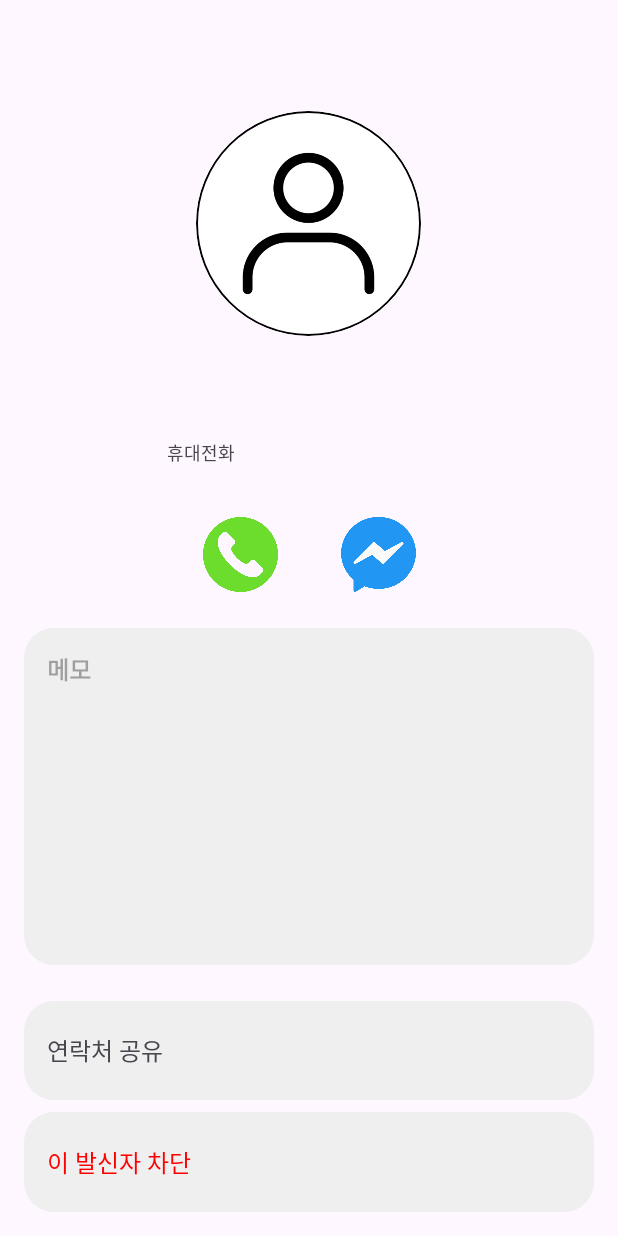
After one commit to fairykhy/First, an Android app: the InfoActivity screen opened directly, with no data from a screen before it, on a phone screen of 412 x 824 dp. The commit adds this screen. Run offline under Robolectric (Android 15) with nearby library versions, the phone set to English and light mode, and no system bars.

Commit message:
Tab1 First Version (Yi)

```diff
--- /dev/null
+++ b/app/src/main/java/cs/kaist/first/InfoActivity.kt
@@ -0,0 +1,58 @@
+package cs.kaist.first
+
+import android.content.Intent
+import android.media.Image
+import android.net.Uri
+import androidx.appcompat.app.AppCompatActivity
+import android.os.Bundle
+import android.widget.ImageView
+import android.widget.TextView
+import androidx.core.net.toUri
+import org.w3c.dom.Text
+
+class InfoActivity : AppCompatActivity() {
+    override fun onCreate(savedInstanceState: Bundle?) {
+        super.onCreate(savedInstanceState)
+        setContentView(R.layout.activity_info)
+        val infoIntent = intent
+
+        val name = infoIntent.getStringExtra("name")
+        val number = infoIntent.getStringExtra("number")
+        val email = infoIntent.getStringExtra("email")
+        val group = infoIntent.getStringExtra("group")
+        val thumnailId = infoIntent.getStringExtra("thumnail")
+        val nameInfoTextView = findViewById<TextView>(R.id.nameInfoTextView)
+        val numberInfoTextView = findViewById<TextView>(R.id.numberInfoTextView)
+        val profileImageView = findViewById<ImageView>(R.id.profileImageView)
+
+        if(thumnailId!=null){
+            profileImageView.clipToOutline = true
+            profileImageView.setImageURI(thumnailId.toUri())
+        }
+        else {
+            profileImageView.clipToOutline = true
+            profileImageView.setImageResource(R.drawable.user)
+        }
+
+        val callImageView = findViewById<ImageView>(R.id.callImageView)
+        val messengetImageView = findViewById<ImageView>(R.id.MessengerImageView)
+
+
+        callImageView.setOnClickListener {
+            val dialIntent = Intent(Intent.ACTION_DIAL)
+            dialIntent.data = Uri.parse("tel:"+number)
+            startActivity(dialIntent)
+        }
+
+        messengetImageView.setOnClickListener{
+            val messengertIntent = Intent(Intent.ACTION_SENDTO)
+            messengertIntent.data = Uri.parse( "smsto:"+number)
+            startActivity(messengertIntent)
+        }
+
+        nameInfoTextView.text = name
+        numberInfoTextView.text = number
+
+
+    }
+}
--- /dev/null
+++ b/app/src/main/res/drawable/round_background.xml
@@ -0,0 +1,10 @@
+<?xml version="1.0" encoding="utf-8"?>
+<shape xmlns:android="http://schemas.android.com/apk/res/android"
+    android:shape="rectangle" >
+    <solid android:color="@color/white" />
+    <corners
+        android:radius="1000dp"/>
+    <stroke
+        android:width="1dp"
+        android:color="@color/black" />
+</shape>
--- /dev/null
+++ b/app/src/main/res/drawable/round_edittext.xml
@@ -0,0 +1,8 @@
+<?xml version="1.0" encoding="utf-8"?>
+<shape xmlns:android="http://schemas.android.com/apk/res/android"
+    android:shape="rectangle" >
+    <solid android:color="#EFEFEF" />
+    <corners
+        android:radius="20dp"/>
+
+</shape>
--- /dev/null
+++ b/app/src/main/res/layout/activity_info.xml
@@ -0,0 +1,169 @@
+<?xml version="1.0" encoding="utf-8"?>
+<androidx.constraintlayout.widget.ConstraintLayout xmlns:android="http://schemas.android.com/apk/res/android"
+    xmlns:app="http://schemas.android.com/apk/res-auto"
+    xmlns:tools="http://schemas.android.com/tools"
+    android:layout_width="match_parent"
+    android:layout_height="match_parent"
+    tools:context=".InfoActivity">
+
+
+    <TextView
+        android:id="@+id/nameInfoTextView"
+        android:layout_width="wrap_content"
+        android:layout_height="wrap_content"
+        android:layout_marginTop="24dp"
+        android:fontFamily="@font/kakaoregular"
+        android:text="이황근"
+        android:textSize="24sp"
+        android:textStyle="bold"
+        app:layout_constraintEnd_toEndOf="parent"
+        app:layout_constraintHorizontal_bias="0.498"
+        app:layout_constraintStart_toStartOf="parent"
+        app:layout_constraintTop_toBottomOf="@+id/profileImageView" />
+
+    <TextView
+        android:id="@+id/groupInfoTextView"
+        android:layout_width="wrap_content"
+        android:layout_height="wrap_content"
+        android:layout_marginStart="8dp"
+        android:layout_marginTop="12dp"
+        android:fontFamily="@font/kakaoregular"
+        android:text="휴대전화"
+        android:textSize="12sp"
+        app:layout_constraintStart_toStartOf="@+id/guideline3"
+        app:layout_constraintTop_toBottomOf="@+id/nameInfoTextView" />
+
+    <TextView
+        android:id="@+id/numberInfoTextView"
+        android:layout_width="wrap_content"
+        android:layout_height="wrap_content"
+        android:layout_marginStart="8dp"
+        android:fontFamily="@font/kakaoregular"
+        android:text="010-3909-4581"
+        android:textSize="16sp"
+        app:layout_constraintBottom_toBottomOf="@+id/groupInfoTextView"
+        app:layout_constraintStart_toEndOf="@+id/groupInfoTextView"
+        app:layout_constraintTop_toTopOf="@+id/groupInfoTextView" />
+
+    <ImageView
+        android:id="@+id/callImageView"
+        android:layout_width="50dp"
+        android:layout_height="50dp"
+        android:layout_marginStart="32dp"
+        android:layout_marginTop="32dp"
+        app:layout_constraintStart_toStartOf="@+id/guideline3"
+        app:layout_constraintTop_toBottomOf="@+id/numberInfoTextView"
+        app:srcCompat="@drawable/call" />
+
+    <ImageView
+        android:id="@+id/MessengerImageView"
+        android:layout_width="50dp"
+        android:layout_height="50dp"
+        android:layout_marginTop="32dp"
+        android:layout_marginEnd="32dp"
+        app:layout_constraintEnd_toStartOf="@+id/guideline4"
+        app:layout_constraintTop_toBottomOf="@+id/numberInfoTextView"
+        app:srcCompat="@drawable/messenger" />
+
+    <ImageView
+        android:id="@+id/profileImageView"
+        android:layout_width="150dp"
+        android:layout_height="150dp"
+        android:layout_marginTop="8dp"
+
+        android:background="@drawable/round_background"
+        app:layout_constraintEnd_toEndOf="parent"
+        app:layout_constraintHorizontal_bias="0.498"
+        app:layout_constraintStart_toStartOf="parent"
+        app:layout_constraintTop_toTopOf="@+id/guideline2"
+        tools:srcCompat="@drawable/user" />
+
+    <androidx.constraintlayout.widget.Guideline
+        android:id="@+id/guideline2"
+        android:layout_width="wrap_content"
+        android:layout_height="wrap_content"
+        android:orientation="horizontal"
+        app:layout_constraintGuide_percent="0.08" />
+
+    <androidx.constraintlayout.widget.Guideline
+        android:id="@+id/guideline3"
+        android:layout_width="wrap_content"
+        android:layout_height="wrap_content"
+        android:orientation="vertical"
+        app:layout_constraintGuide_percent="0.25" />
+
+    <androidx.constraintlayout.widget.Guideline
+        android:id="@+id/guideline4"
+        android:layout_width="wrap_content"
+        android:layout_height="wrap_content"
+        android:orientation="vertical"
+        app:layout_constraintGuide_percent="0.75" />
+
+    <EditText
+        android:id="@+id/memoEditText"
+        android:layout_width="0dp"
+        android:layout_height="0dp"
+        android:layout_marginStart="16dp"
+        android:layout_marginTop="24dp"
+        android:layout_marginEnd="16dp"
+        android:layout_marginBottom="16dp"
+        android:background="@drawable/round_edittext"
+        android:ems="10"
+        android:fontFamily="@font/kakaoregular"
+        android:gravity="top|left"
+        android:hint="메모"
+        android:inputType="text"
+        android:paddingHorizontal="15dp"
+        android:paddingVertical="15dp"
+        android:textSize="16sp"
+        android:textStyle="bold"
+        app:layout_constraintBottom_toTopOf="@+id/guideline5"
+        app:layout_constraintEnd_toEndOf="parent"
+        app:layout_constraintStart_toStartOf="parent"
+        app:layout_constraintTop_toBottomOf="@+id/MessengerImageView" />
+
+    <androidx.constraintlayout.widget.Guideline
+        android:id="@+id/guideline5"
+        android:layout_width="wrap_content"
+        android:layout_height="wrap_content"
+        android:orientation="horizontal"
+        app:layout_constraintGuide_percent="0.8" />
+
+    <TextView
+        android:id="@+id/textView4"
+        android:layout_width="0dp"
+        android:layout_height="0dp"
+        android:layout_marginTop="8dp"
+        android:background="@drawable/round_edittext"
+        android:fontFamily="@font/kakaoregular"
+        android:gravity="center_vertical"
+        android:paddingHorizontal="15dp"
+        android:text="연락처 공유"
+        android:textSize="16sp"
+        app:layout_constraintBottom_toTopOf="@+id/textView5"
+        app:layout_constraintEnd_toEndOf="@+id/memoEditText"
+        app:layout_constraintHorizontal_bias="0.5"
+        app:layout_constraintStart_toStartOf="@+id/memoEditText"
+        app:layout_constraintTop_toBottomOf="@+id/guideline5" />
+
+    <TextView
+        android:id="@+id/textView5"
+        android:layout_width="0dp"
+        android:layout_height="0dp"
+        android:layout_marginTop="8dp"
+        android:layout_marginBottom="16dp"
+        android:background="@drawable/round_edittext"
+        android:fontFamily="@font/kakaoregular"
+        android:gravity="center_vertical"
+        android:paddingHorizontal="15dp"
+        android:text="이 발신자 차단"
+        android:textColor="#FF0000"
+        android:textSize="16sp"
+        app:layout_constraintBottom_toBottomOf="parent"
+        app:layout_constraintEnd_toEndOf="@+id/textView4"
+        app:layout_constraintHorizontal_bias="0.5"
+        app:layout_constraintStart_toStartOf="@+id/textView4"
+        app:layout_constraintTop_toBottomOf="@+id/textView4" />
+
+
+</androidx.constraintlayout.widget.ConstraintLayout>
```
Also changed, not shown: app/src/main/AndroidManifest.xml (+10 -0 lines), app/src/main/java/cs/kaist/first/ContactAdapter.kt (added, +50 -0 lines), app/src/main/java/cs/kaist/first/ContactFragment.kt (+66 -41 lines), app/src/main/java/cs/kaist/first/ContactModel.kt (added, +9 -0 lines), app/src/main/res/drawable/circle.xml (added, +9 -0 lines), app/src/main/res/layout/contact_item.xml (added, +35 -0 lines), app/src/main/res/layout/fragment_contact.xml (+13 -5 lines), app/src/main/res/drawable/call.png (added), app/src/main/res/drawable/messenger.png (added), app/src/main/res/drawable/user.png (added), app/src/main/res/drawable/video.png (added), 2 other files.
